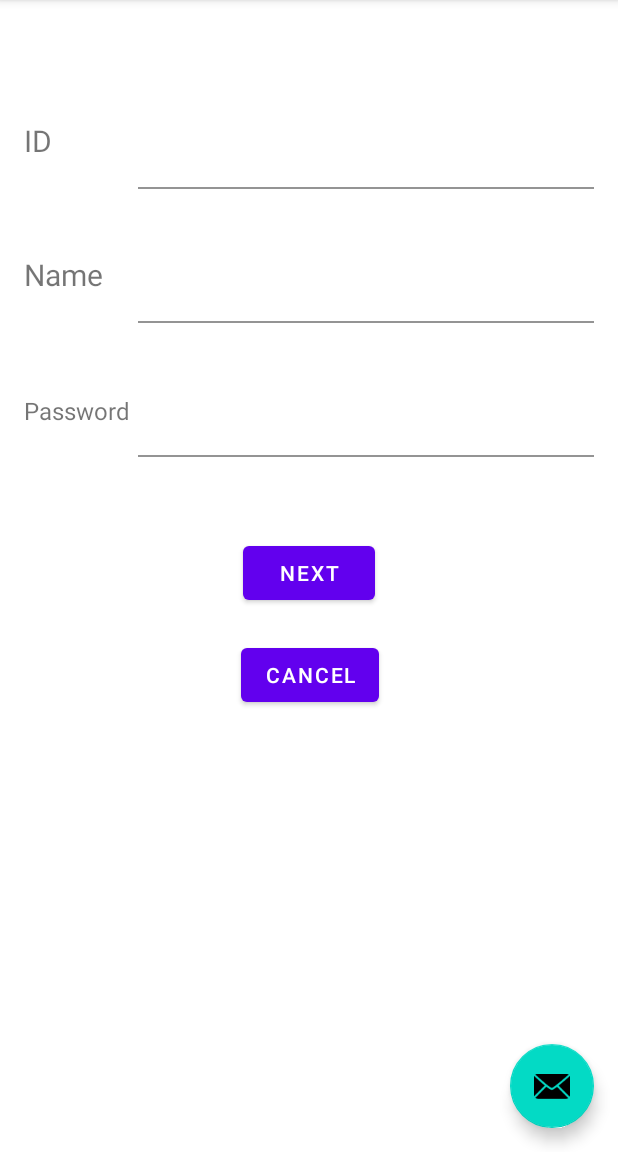
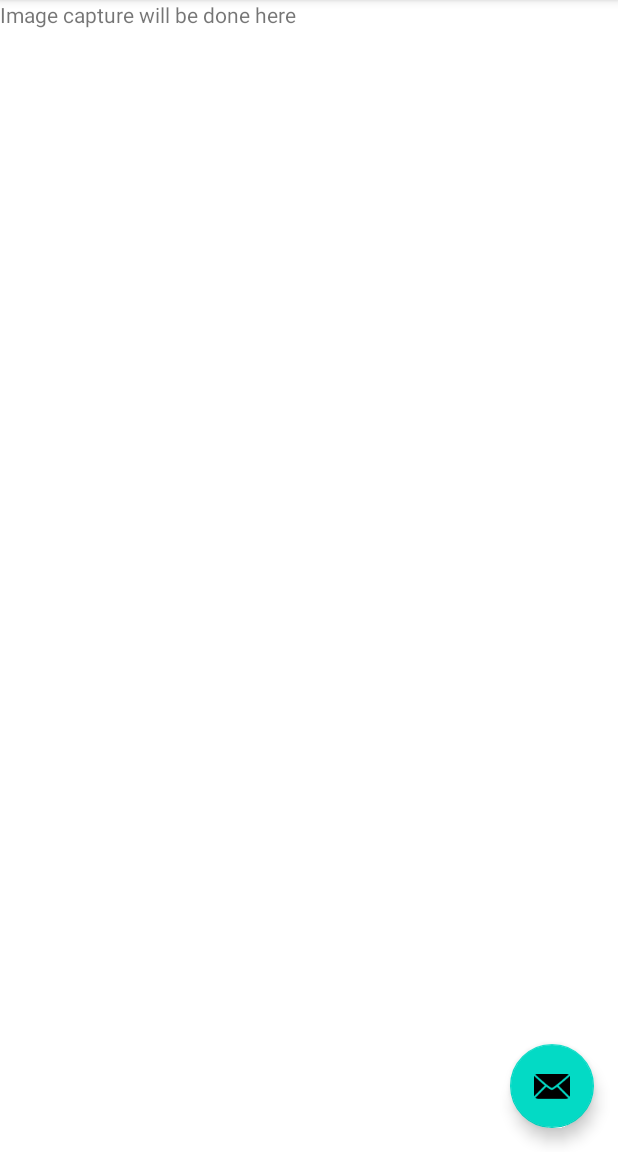
Before and after one commit to Kenton1989/ScanIn, an Android app: the ImageResgistration screen opened through its navigation route, on a phone screen of 412 x 824 dp, the part 84-1236 px from its top. Run offline under Robolectric (Android 15) with nearby library versions, the phone set to English and light mode, and no system bars.

```diff
--- a/android_john/app/src/main/java/com/example/scanin/Register_Fragment.java
+++ b/android_john/app/src/main/java/com/example/scanin/ui/register/ImageResgistration.java
@@ -1,4 +1,4 @@
-package com.example.scanin;
+package com.example.scanin.ui.register;
 
 import androidx.lifecycle.ViewModelProvider;
 
@@ -12,24 +12,26 @@ import android.view.LayoutInflater;
 import android.view.View;
 import android.view.ViewGroup;
 
-public class Register_Fragment extends Fragment {
+import com.example.scanin.R;
 
-    private RegisterViewModel mViewModel;
+public class ImageResgistration extends Fragment {
 
-    public static Register_Fragment newInstance() {
-        return new Register_Fragment();
+    private ImageResgistrationViewModel mViewModel;
+
+    public static ImageResgistration newInstance() {
+        return new ImageResgistration();
     }
 
     @Override
     public View onCreateView(@NonNull LayoutInflater inflater, @Nullable ViewGroup container,
                              @Nullable Bundle savedInstanceState) {
-        return inflater.inflate(R.layout.register__fragment, container, false);
+        return inflater.inflate(R.layout.image_resgistration_fragment, container, false);
     }
 
     @Override
     public void onActivityCreated(@Nullable Bundle savedInstanceState) {
         super.onActivityCreated(savedInstanceState);
-        mViewModel = new ViewModelProvider(this).get(RegisterViewModel.class);
+        mViewModel = new ViewModelProvider(this).get(ImageResgistrationViewModel.class);
         // TODO: Use the ViewModel
     }
 
--- /dev/null
+++ b/android_john/app/src/main/java/com/example/scanin/ui/register/ImageResgistrationViewModel.java
@@ -0,0 +1,7 @@
+package com.example.scanin.ui.register;
+
+import androidx.lifecycle.ViewModel;
+
+public class ImageResgistrationViewModel extends ViewModel {
+    // TODO: Implement the ViewModel
+}
--- a/android_john/app/src/main/java/com/example/scanin/RegisterViewModel.java
+++ b/android_john/app/src/main/java/com/example/scanin/ui/register/RegisterViewModel.java
@@ -1,4 +1,4 @@
-package com.example.scanin;
+package com.example.scanin.ui.register;
 
 import androidx.lifecycle.ViewModel;
 
--- /dev/null
+++ b/android_john/app/src/main/java/com/example/scanin/ui/register/Register_Fragment.java
@@ -0,0 +1,59 @@
+package com.example.scanin.ui.register;
+
+import androidx.lifecycle.ViewModelProvider;
+
+import android.os.Bundle;
+
+import androidx.annotation.NonNull;
+import androidx.annotation.Nullable;
+import androidx.fragment.app.Fragment;
+import androidx.navigation.fragment.NavHostFragment;
+
+import android.view.LayoutInflater;
+import android.view.View;
+import android.view.ViewGroup;
+import android.widget.Button;
+
+import com.example.scanin.R;
+import com.example.scanin.ui.login.LoginFragment;
+
+public class Register_Fragment extends Fragment {
+
+    private RegisterViewModel mViewModel;
+
+    public static Register_Fragment newInstance() {
+        return new Register_Fragment();
+    }
+
+    @Override
+    public View onCreateView(@NonNull LayoutInflater inflater, @Nullable ViewGroup container,
+                             @Nullable Bundle savedInstanceState) {
+        return inflater.inflate(R.layout.register__fragment, container, false);
+    }
+
+    @Override
+    public void onViewCreated(@NonNull View view, @Nullable Bundle savedInstanceState) {
+        super.onViewCreated(view, savedInstanceState);
+        mViewModel = new ViewModelProvider(this).get(RegisterViewModel.class);
+        // TODO: Use the ViewModel
+
+        final Button nextButton = view.findViewById(R.id.take_picture_btn);
+        final Button cancelButton = view.findViewById(R.id.cancel_btn);
+
+        nextButton.setOnClickListener(new View.OnClickListener() {
+            @Override
+            public void onClick(View v) {
+                NavHostFragment.findNavController(Register_Fragment.this)
+                        .navigate(R.id.action_register_Fragment_to_imageResgistration);
+            }
+        });
+        cancelButton.setOnClickListener(new View.OnClickListener() {
+            @Override
+            public void onClick(View v) {
+                NavHostFragment.findNavController(Register_Fragment.this)
+                        .navigate(R.id.action_register_Fragment_to_loginFragment2);
+            }
+        });
+    }
+
+}
--- /dev/null
+++ b/android_john/app/src/main/res/layout/image_resgistration_fragment.xml
@@ -0,0 +1,13 @@
+<?xml version="1.0" encoding="utf-8"?>
+<FrameLayout xmlns:android="http://schemas.android.com/apk/res/android"
+    xmlns:tools="http://schemas.android.com/tools"
+    android:layout_width="match_parent"
+    android:layout_height="match_parent"
+    tools:context=".ui.register.ImageResgistration">
+
+    <TextView
+        android:layout_width="match_parent"
+        android:layout_height="match_parent"
+        android:text="Image capture will be done here" />
+
+</FrameLayout>
--- a/android_john/app/src/main/res/layout/register__fragment.xml
+++ b/android_john/app/src/main/res/layout/register__fragment.xml
@@ -4,7 +4,7 @@
     android:layout_width="match_parent"
     android:layout_height="match_parent"
     xmlns:app="http://schemas.android.com/apk/res-auto"
-    tools:context=".Register_Fragment">
+    tools:context=".ui.register.Register_Fragment">
 
     <androidx.constraintlayout.widget.ConstraintLayout
 
--- a/android_john/app/src/main/res/navigation/nav_graph.xml
+++ b/android_john/app/src/main/res/navigation/nav_graph.xml
@@ -16,7 +16,19 @@
     </fragment>
     <fragment
         android:id="@+id/register_Fragment"
-        android:name="com.example.scanin.Register_Fragment"
+        android:name="com.example.scanin.ui.register.Register_Fragment"
         android:label="register__fragment"
-        tools:layout="@layout/register__fragment" />
+        tools:layout="@layout/register__fragment" >
+        <action
+            android:id="@+id/action_register_Fragment_to_loginFragment2"
+            app:destination="@id/loginFragment" />
+        <action
+            android:id="@+id/action_register_Fragment_to_imageResgistration"
+            app:destination="@id/imageResgistration" />
+    </fragment>
+    <fragment
+        android:id="@+id/imageResgistration"
+        android:name="com.example.scanin.ui.register.ImageResgistration"
+        android:label="image_resgistration_fragment"
+        tools:layout="@layout/image_resgistration_fragment" />
 </navigation>
```
